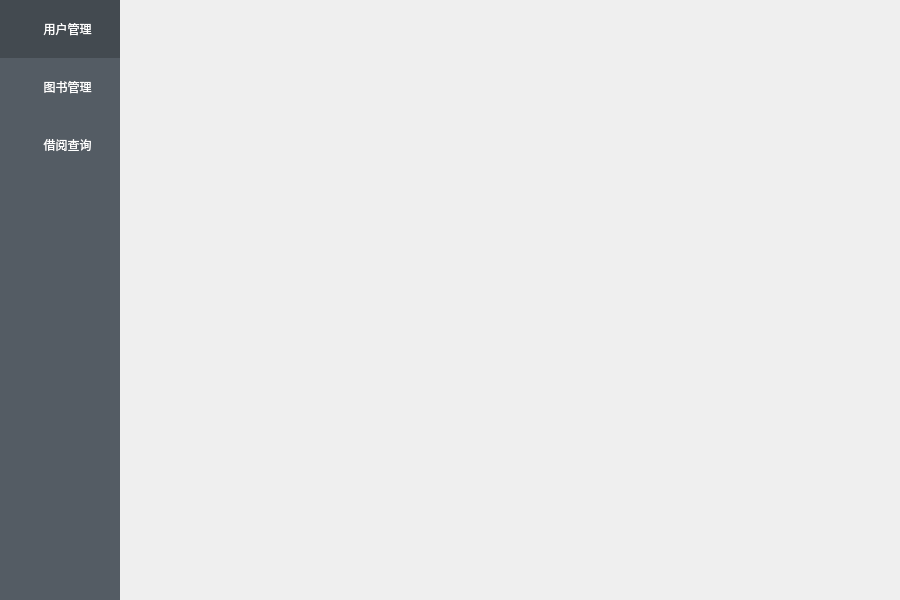
jijijitian/QTBookManagerSystem, file cell/cell_main.ui: the form before one commit.
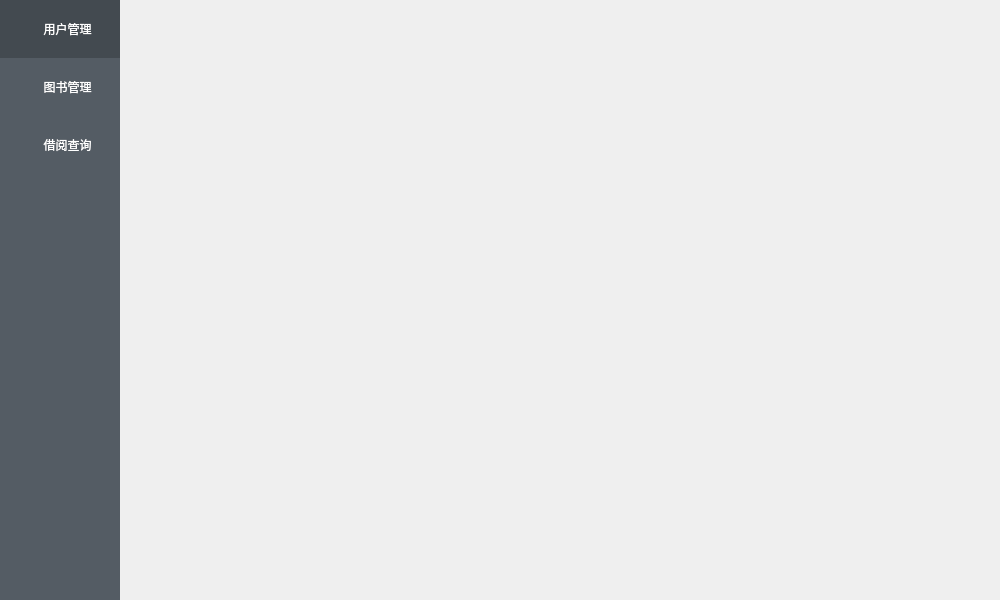
The form after the commit. Icons and pictures are not drawn.

The edit to the form file:
```diff
--- a/cell/cell_main.ui
+++ b/cell/cell_main.ui
@@ -6,7 +6,7 @@
    <rect>
     <x>0</x>
     <y>0</y>
-    <width>900</width>
+    <width>1000</width>
     <height>600</height>
    </rect>
   </property>
```
Left out of the diff: 16 changed lines with no effect on the pictures.
